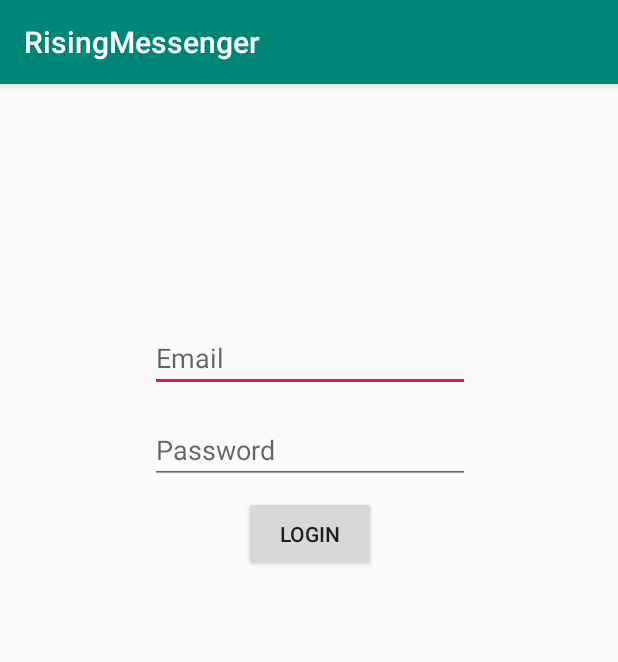
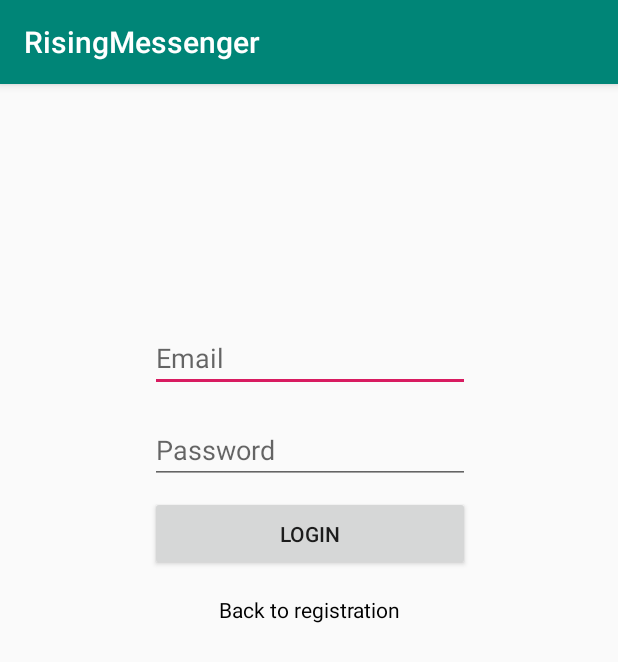
Before and after one commit to JoeM88/RisingMessenger, an Android app: the LoginActivity screen opened directly, with no data from a screen before it, on a phone screen of 412 x 824 dp. Shown: the top 662 px of the screen. Run offline under Robolectric (Android 15) with nearby library versions, the phone set to English and light mode, and no system bars.

Commit message:
Added return to MainActivity button and google services

```diff
--- a/app/src/main/java/e/josephmolina/risingmessenger/LoginActivity.kt
+++ b/app/src/main/java/e/josephmolina/risingmessenger/LoginActivity.kt
@@ -2,11 +2,16 @@ package e.josephmolina.risingmessenger
 
 import android.support.v7.app.AppCompatActivity
 import android.os.Bundle
+import kotlinx.android.synthetic.main.activity_login.*
 
 class LoginActivity : AppCompatActivity() {
 
     override fun onCreate(savedInstanceState: Bundle?) {
         super.onCreate(savedInstanceState)
         setContentView(R.layout.activity_login)
+
+        back_to_register_textView.setOnClickListener {
+            finish()
+        }
     }
 }
--- a/app/src/main/res/layout/activity_login.xml
+++ b/app/src/main/res/layout/activity_login.xml
@@ -27,9 +27,17 @@
             android:layout_marginTop="16dp" app:layout_constraintTop_toBottomOf="@+id/editText"/>
     <Button
             android:text="Login"
-            android:layout_width="wrap_content"
+            android:layout_width="0dp"
             android:layout_height="50dp"
             app:layout_constraintStart_toStartOf="@+id/editText2"
             app:layout_constraintEnd_toEndOf="@+id/editText2" android:id="@+id/button" android:layout_marginTop="8dp"
             app:layout_constraintTop_toBottomOf="@+id/editText2"/>
+    <TextView
+            android:text="Back to registration"
+            android:layout_width="wrap_content"
+            android:layout_height="wrap_content"
+            app:layout_constraintStart_toStartOf="@+id/button" app:layout_constraintEnd_toEndOf="@+id/button"
+            android:id="@+id/back_to_register_textView" android:textColor="@android:color/black"
+            android:layout_marginTop="16dp"
+            app:layout_constraintTop_toBottomOf="@+id/button"/>
 </android.support.constraint.ConstraintLayout>
```
Also changed, not shown: 1 other file.
